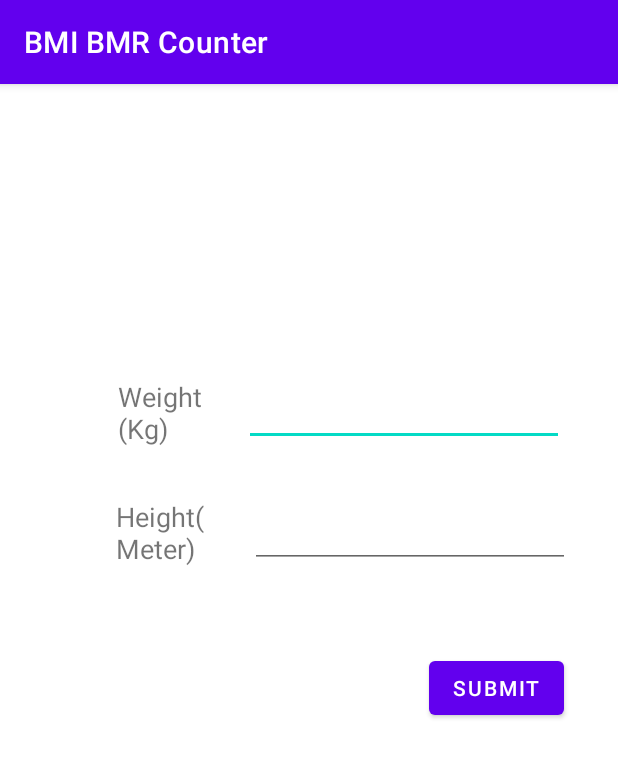
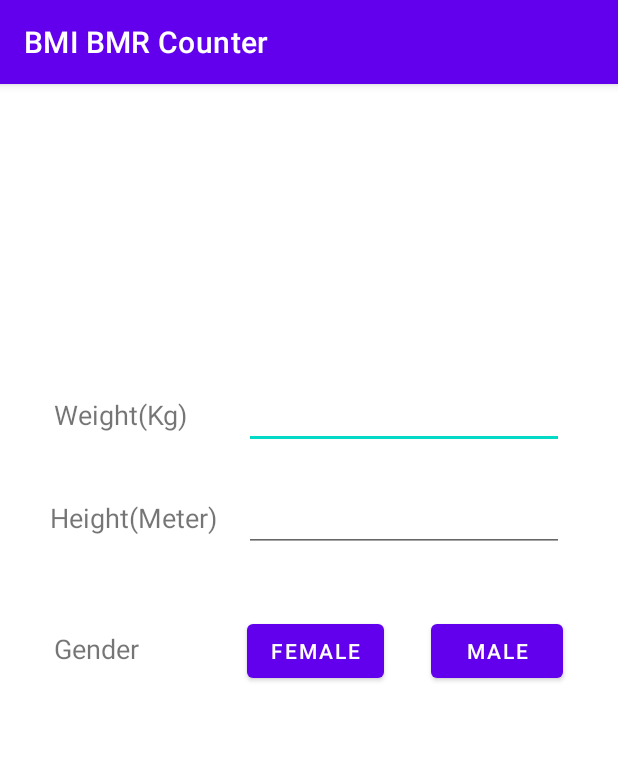
Before and after one commit to Sou-mi/BMI-BMR-Counting-App, an Android app: the screen it shows after launch (MainActivity), on a phone screen of 412 x 824 dp. Shown: the top 758 px of the screen. Run offline under Robolectric (Android 15) with nearby library versions, the phone set to English and light mode, and no system bars.

Commit message:
BMI BMR Counter

```diff
--- a/app/src/main/java/com/lazycat/bmibmrcounter/MainActivity.java
+++ b/app/src/main/java/com/lazycat/bmibmrcounter/MainActivity.java
@@ -3,9 +3,15 @@ package com.lazycat.bmibmrcounter;
 import androidx.appcompat.app.AppCompatActivity;
 
 import android.os.Bundle;
+import android.widget.Button;
+import android.widget.EditText;
 
 public class MainActivity extends AppCompatActivity {
-
+    private Button button;
+    private EditText weight;
+    private EditText height;
+    private Button male;
+    private Button female;
     @Override
     protected void onCreate(Bundle savedInstanceState) {
         super.onCreate(savedInstanceState);
--- a/app/src/main/res/layout/activity_main.xml
+++ b/app/src/main/res/layout/activity_main.xml
@@ -8,80 +8,97 @@
 
     <TextView
         android:id="@+id/textView"
-        android:layout_width="60dp"
-        android:layout_height="45dp"
-        android:layout_marginStart="64dp"
-        android:layout_marginTop="196dp"
+        android:layout_width="wrap_content"
+        android:layout_height="wrap_content"
+        android:layout_marginStart="36dp"
+        android:layout_marginTop="208dp"
         android:text="Weight(Kg)"
         android:textSize="18sp"
-        app:layout_constraintEnd_toStartOf="@+id/editTextTextPersonName"
-        app:layout_constraintHorizontal_bias="0.38"
+        app:layout_constraintEnd_toStartOf="@+id/weight"
+        app:layout_constraintHorizontal_bias="0.0"
         app:layout_constraintStart_toStartOf="parent"
         app:layout_constraintTop_toTopOf="parent" />
 
     <EditText
-        android:id="@+id/editTextTextPersonName"
+        android:id="@+id/weight"
         android:layout_width="wrap_content"
         android:layout_height="wrap_content"
-        android:layout_marginTop="196dp"
         android:layout_marginEnd="36dp"
         android:ems="10"
         android:inputType="textPersonName"
-        app:layout_constraintEnd_toEndOf="parent"
-        app:layout_constraintTop_toTopOf="parent" />
+        app:layout_constraintBaseline_toBaselineOf="@+id/textView"
+        app:layout_constraintEnd_toEndOf="parent" />
 
     <TextView
         android:id="@+id/textView2"
-        android:layout_width="60dp"
-        android:layout_height="45dp"
+        android:layout_width="wrap_content"
+        android:layout_height="wrap_content"
+        android:layout_marginTop="44dp"
         android:text="Height(Meter)"
         android:textSize="18sp"
-        app:layout_constraintBottom_toTopOf="@+id/textView3"
-        app:layout_constraintEnd_toStartOf="@+id/editTextTextPersonName2"
-        app:layout_constraintHorizontal_bias="0.727"
+        app:layout_constraintEnd_toStartOf="@+id/height"
+        app:layout_constraintHorizontal_bias="0.654"
         app:layout_constraintStart_toStartOf="parent"
-        app:layout_constraintTop_toBottomOf="@+id/textView"
-        app:layout_constraintVertical_bias="0.19" />
+        app:layout_constraintTop_toBottomOf="@+id/textView" />
 
     <EditText
-        android:id="@+id/editTextTextPersonName2"
+        android:id="@+id/height"
         android:layout_width="wrap_content"
         android:layout_height="wrap_content"
-        android:layout_marginTop="36dp"
-        android:layout_marginEnd="32dp"
+        android:layout_marginEnd="36dp"
         android:ems="10"
         android:inputType="textPersonName"
-        app:layout_constraintEnd_toEndOf="parent"
-        app:layout_constraintTop_toBottomOf="@+id/editTextTextPersonName" />
-
-    <Button
-        android:id="@+id/button"
-        android:layout_width="wrap_content"
-        android:layout_height="wrap_content"
-        android:layout_marginTop="56dp"
-        android:text="Submit"
-        app:layout_constraintEnd_toEndOf="parent"
-        app:layout_constraintHorizontal_bias="0.889"
-        app:layout_constraintStart_toStartOf="parent"
-        app:layout_constraintTop_toBottomOf="@+id/editTextTextPersonName2" />
+        app:layout_constraintBaseline_toBaselineOf="@+id/textView2"
+        app:layout_constraintEnd_toEndOf="parent" />
 
     <TextView
-        android:id="@+id/textView3"
+        android:id="@+id/bmi"
         android:layout_width="140dp"
         android:layout_height="40dp"
-        android:layout_marginStart="44dp"
-        app:layout_constraintBaseline_toBaselineOf="@+id/textView4"
-        app:layout_constraintEnd_toStartOf="@+id/textView4"
-        app:layout_constraintHorizontal_bias="0.61"
+        android:layout_marginStart="36dp"
+        app:layout_constraintBaseline_toBaselineOf="@+id/bmr"
+        app:layout_constraintEnd_toStartOf="@+id/bmr"
+        app:layout_constraintHorizontal_bias="0.0"
         app:layout_constraintStart_toStartOf="parent" />
 
     <TextView
-        android:id="@+id/textView4"
+        android:id="@+id/bmr"
         android:layout_width="140dp"
         android:layout_height="40dp"
-        android:layout_marginTop="44dp"
-        android:layout_marginEnd="28dp"
+        android:layout_marginEnd="36dp"
+        app:layout_constraintBottom_toBottomOf="parent"
         app:layout_constraintEnd_toEndOf="parent"
-        app:layout_constraintTop_toBottomOf="@+id/button" />
+        app:layout_constraintTop_toBottomOf="@+id/height"
+        app:layout_constraintVertical_bias="0.312" />
+
+    <Button
+        android:id="@+id/Female"
+        android:layout_width="wrap_content"
+        android:layout_height="wrap_content"
+        android:layout_marginStart="72dp"
+        android:text="Female"
+        app:layout_constraintBaseline_toBaselineOf="@+id/Male"
+        app:layout_constraintStart_toEndOf="@+id/textView5" />
+
+    <Button
+        android:id="@+id/Male"
+        android:layout_width="wrap_content"
+        android:layout_height="wrap_content"
+        android:layout_marginBottom="40dp"
+        android:text="Male"
+        app:layout_constraintBottom_toTopOf="@+id/bmr"
+        app:layout_constraintEnd_toEndOf="parent"
+        app:layout_constraintHorizontal_bias="0.461"
+        app:layout_constraintStart_toEndOf="@+id/Female" />
+
+    <TextView
+        android:id="@+id/textView5"
+        android:layout_width="wrap_content"
+        android:layout_height="wrap_content"
+        android:layout_marginStart="36dp"
+        android:text="Gender"
+        android:textSize="18sp"
+        app:layout_constraintBaseline_toBaselineOf="@+id/Male"
+        app:layout_constraintStart_toStartOf="parent" />
 
 </androidx.constraintlayout.widget.ConstraintLayout>
```
